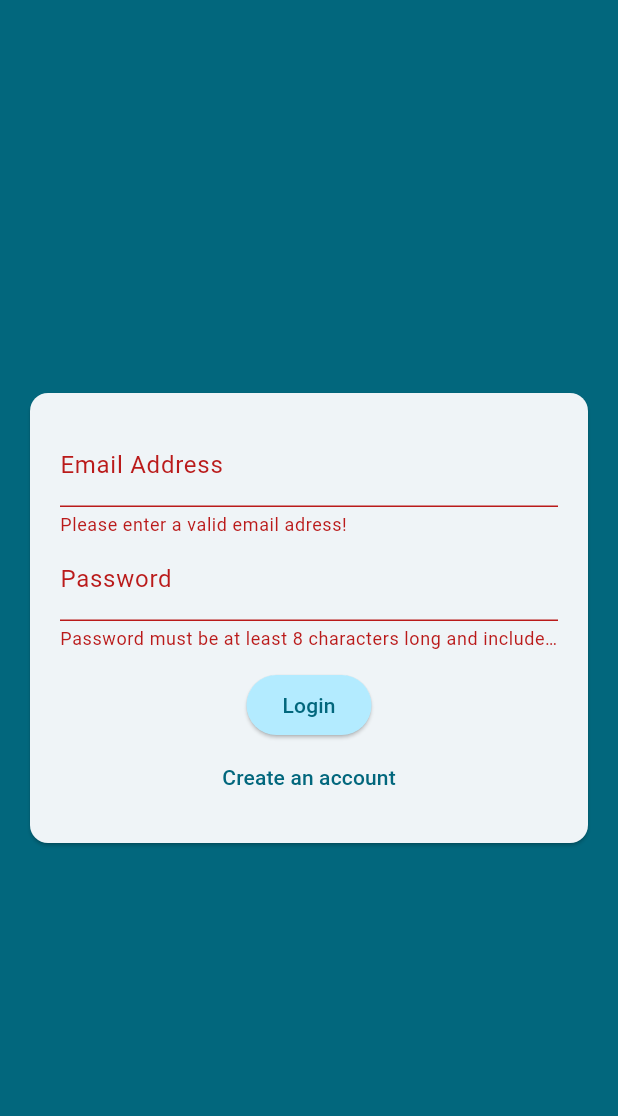
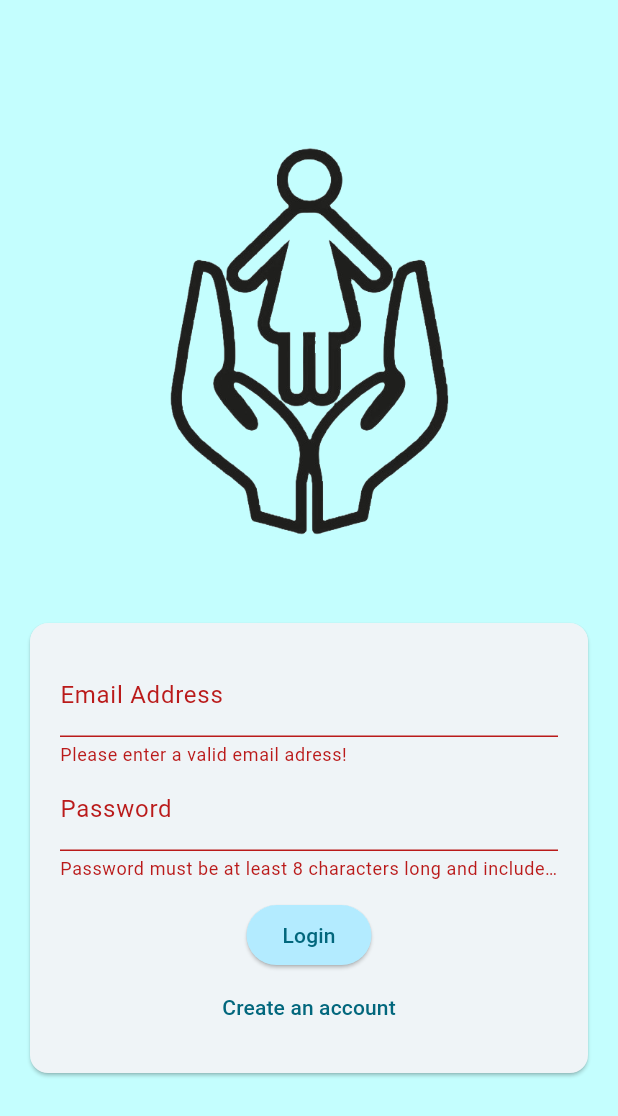
Before and after one commit to clipici-gabriela/parentalApp, a Flutter app: the screen it shows after launch, after a tap on "Login", on a phone screen of 412 x 824 dp. Shown: the top 1116 px of the screen. Run offline on Flutter 3.47's test engine with Material 3 defaults, Android fonts, the phone set to English and light mode, and no system bars; our stand-ins replace cloud_firestore, cloud_functions, firebase_auth, firebase_core, firebase_storage, google_maps_flutter and 2 more; missing offline and left inert: flutter_background_service, flutter_background_service_android; accounts and stored records are empty.

Commit message:
Bug Fixed

```diff
--- a/lib/parent_screens/authentication.dart
+++ b/lib/parent_screens/authentication.dart
@@ -6,7 +6,9 @@ import 'dart:io';
 
 import 'package:cloud_firestore/cloud_firestore.dart';
 import 'package:firebase_auth/firebase_auth.dart';
+import 'package:firebase_storage/firebase_storage.dart';
 import 'package:flutter/material.dart';
+import 'package:parental_app/parent_screens/home.dart';
 import 'package:parental_app/widgets/user_image_picker.dart';
 
 final _firebase = FirebaseAuth.instance;
@@ -56,6 +58,14 @@ class _AuthenticationScreenState extends State<AuthenticationScreen> {
           password: _enteredPassword,
         );
 
+        final storageRef = FirebaseStorage.instance
+            .ref()
+            .child('user_images')
+            .child('${userCredentials.user!.uid}.jpg');
+
+        await storageRef.putFile(_selectedImage!);
+        final imageURL = await storageRef.getDownloadURL();
+
         FirebaseFirestore.instance
             .collection('ParentsUsers')
             .doc(userCredentials.user!.uid)
@@ -63,9 +73,11 @@ class _AuthenticationScreenState extends State<AuthenticationScreen> {
           'firstName': _enteredFirstName,
           'lastName': _enteredLastName,
           'email': _enteredEmail,
-          'image' : _selectedImage,
-          'typeUser' : 'parent'
+          'image': imageURL,
+          'typeUser': 'parent'
         });
+
+         await FirebaseAuth.instance.currentUser!.reload();
       }
     } on FirebaseAuthException catch (error) {
       if (error.code == 'email-already-in-use') {
@@ -77,6 +89,10 @@ class _AuthenticationScreenState extends State<AuthenticationScreen> {
           content: Text(error.message ?? 'Authentication failed'),
         ),
       );
+
+      setState(() {
+        _isAuthenticating = false;
+      });
     }
   }
 
@@ -84,15 +100,25 @@ class _AuthenticationScreenState extends State<AuthenticationScreen> {
   Widget build(BuildContext context) {
     return Scaffold(
       resizeToAvoidBottomInset: true,
-      backgroundColor: Theme.of(context).colorScheme.primary,
+      backgroundColor: const Color.fromARGB(255, 196, 254, 254),
       body: Center(
         child: SingleChildScrollView(
+          padding:
+              EdgeInsets.only(bottom: MediaQuery.of(context).viewInsets.bottom),
           child: Column(
             mainAxisAlignment: MainAxisAlignment.center,
             children: [
+              Container(
+                margin: const EdgeInsets.only(
+                  bottom: 20,
+                  left: 20,
+                  right: 20,
+                ),
+                width: 200,
+                child: Image.asset('assets/images/safe_steps_logo.png'),
+              ),
               Card(
                 margin: const EdgeInsets.all(20),
-                child: SingleChildScrollView(
                 child: Padding(
                   padding: const EdgeInsets.all(20),
                   child: Form(
@@ -104,6 +130,38 @@ class _AuthenticationScreenState extends State<AuthenticationScreen> {
                           UserImagePicker(
                             onPickedImage: (pickedImage) {
                               _selectedImage = pickedImage;
+                            },
+                          ),
+                        if (!_isLogin)
+                          TextFormField(
+                            decoration:
+                                const InputDecoration(labelText: 'First Name'),
+                            autocorrect: false,
+                            textCapitalization: TextCapitalization.none,
+                            validator: (value) {
+                              if (value == null || value.trim().length < 2) {
+                                return 'Please enter your first name';
+                              }
+                              return null;
+                            },
+                            onSaved: (value) {
+                              _enteredFirstName = value!;
+                            },
+                          ),
+                        if (!_isLogin)
+                          TextFormField(
+                            decoration:
+                                const InputDecoration(labelText: 'Last Name'),
+                            autocorrect: false,
+                            textCapitalization: TextCapitalization.none,
+                            validator: (value) {
+                              if (value == null || value.trim().length < 2) {
+                                return 'Please enter your last name';
+                              }
+                              return null;
+                            },
+                            onSaved: (value) {
+                              _enteredLastName = value!;
                             },
                           ),
                         TextFormField(
@@ -141,38 +199,6 @@ class _AuthenticationScreenState extends State<AuthenticationScreen> {
                             _enteredPassword = value!;
                           },
                         ),
-                          if (!_isLogin)
-                            TextFormField(
-                              decoration:
-                                  const InputDecoration(labelText: 'First Name'),
-                              autocorrect: false,
-                              textCapitalization: TextCapitalization.none,
-                              validator: (value) {
-                                if (value == null || value.trim().length < 2) {
-                                  return 'Please enter your first name';
-                                }
-                                return null;
-                              },
-                              onSaved: (value) {
-                                _enteredFirstName = value!;
-                              },
-                            ),
-                          if (!_isLogin)
-                            TextFormField(
-                              decoration:
-                                  const InputDecoration(labelText: 'Last Name'),
-                              autocorrect: false,
-                              textCapitalization: TextCapitalization.none,
-                              validator: (value) {
-                                if (value == null || value.trim().length < 2) {
-                                  return 'Please enter your last name';
-                                }
-                                return null;
-                              },
-                              onSaved: (value) {
-                                _enteredLastName = value!;
-                              },
-                            ),
                         const SizedBox(height: 12),
                         if (_isAuthenticating)
                           const CircularProgressIndicator(),
@@ -201,7 +227,6 @@ class _AuthenticationScreenState extends State<AuthenticationScreen> {
                   ),
                 ),
               ),
-              ),
             ],
           ),
         ),
--- a/pubspec.yaml
+++ b/pubspec.yaml
@@ -76,6 +76,7 @@ flutter:
   assets:
     - assets/images/boy_avatar.png
     - assets/images/girl_avatar.png
+    - assets/images/safe_steps_logo.png
   #   - images/a_dot_ham.jpeg
 
   # An image asset can refer to one or more resolution-specific "variants", see
```
Also changed, not shown: lib/main.dart (+6 -5 lines), lib/parent_screens/map.dart (+6 -2 lines), lib/parent_screens/parent_account.dart (+13 -11 lines), assets/images/safe_steps_logo.png (added), lib/child_screens/child_details.dart (added). Lines whose indentation alone changed are shown as unchanged.
